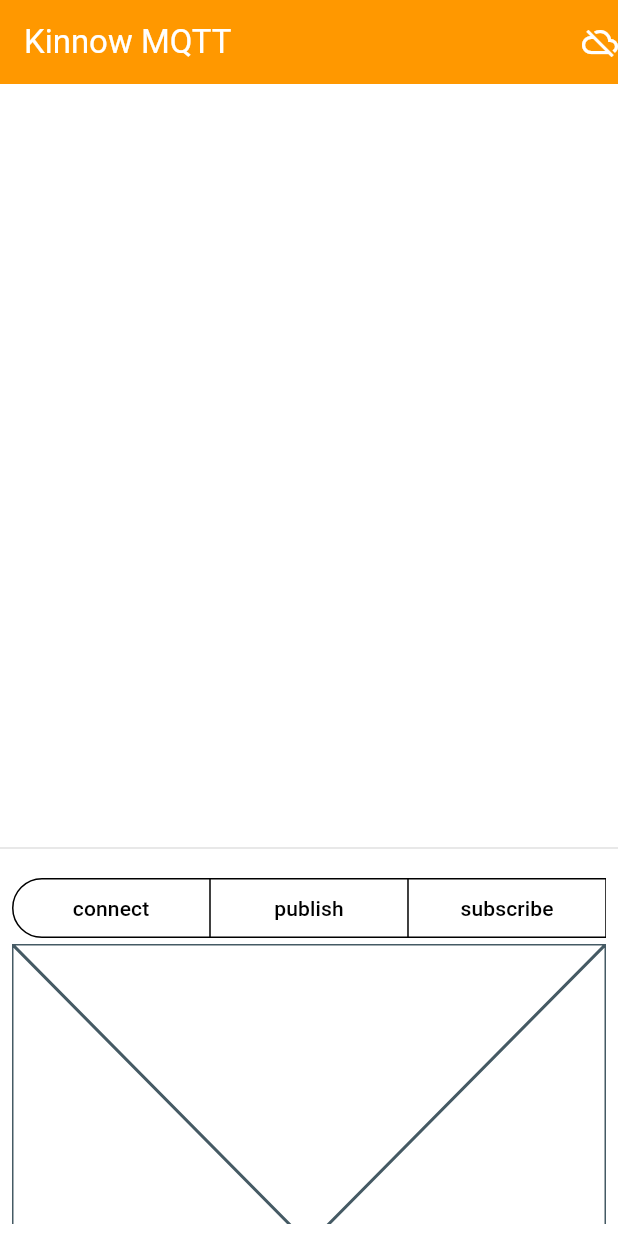
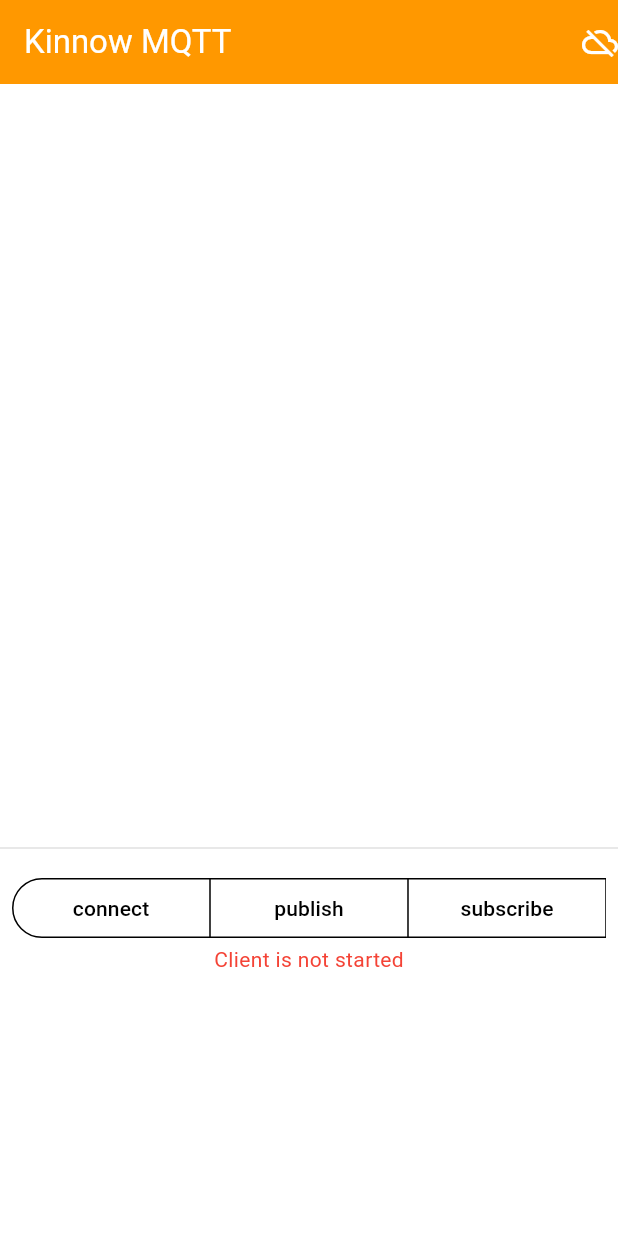
Before and after one commit to zain-noman/kinnow_mqtt, a Flutter app: the screen it shows after launch, after a tap on "publish", after a tap on "subscribe", after a tap on "unsubscribe", on a phone screen of 412 x 824 dp. Run offline on Flutter 3.47's test engine with Material 3 defaults, Android fonts, the phone set to English and light mode, and no system bars; our stand-ins replace hex; missing offline and left inert: crclib, mutex, protobuf.

Commit message:
unsubscribe action added

```diff
--- a/example/kinnow_mqtt_flutter_example/lib/mqtt_action_selector.dart
+++ b/example/kinnow_mqtt_flutter_example/lib/mqtt_action_selector.dart
@@ -4,6 +4,7 @@ import 'package:hex/hex.dart';
 import 'package:kinnow_mqtt_flutter_example/disconnect_action.dart';
 import 'package:kinnow_mqtt_flutter_example/publish_action.dart';
 import 'package:kinnow_mqtt_flutter_example/subscribe_action.dart';
+import 'package:kinnow_mqtt_flutter_example/unsubscribe_action.dart';
 
 import 'connect_action.dart';
 
@@ -69,7 +70,7 @@ class _ActionSelectorState extends State<ActionSelector> {
               SingleChildScrollView(child: ConnectActionMaker()),
               SingleChildScrollView(child: PublishAction()),
               SingleChildScrollView(child: SubscribeAction()),
-              SingleChildScrollView(child: Placeholder()),
+              SingleChildScrollView(child: UnsubscribeAction()),
               SingleChildScrollView(child: DisconnectAction()),
             ],
           ),
@@ -236,11 +237,12 @@ class EnumFormField<T extends Enum> extends StatelessWidget {
 
   @override
   Widget build(BuildContext context) {
-    final Map<String, T?> options;// = nameValueMap.cast<String, T?>();
+    final Map<String, T?> options; // = nameValueMap.cast<String, T?>();
     if (isRequired) {
       options = nameValueMap.cast<String, T?>();
     } else {
-      options = nameValueMap.map<String, T?>((key, value) => MapEntry(key, value))
+      options = nameValueMap
+          .map<String, T?>((key, value) => MapEntry(key, value))
         ..addEntries([const MapEntry("None", null)]);
     }
     return Row(children: [
--- /dev/null
+++ b/example/kinnow_mqtt_flutter_example/lib/unsubscribe_action.dart
@@ -0,0 +1,71 @@
+import 'package:flutter/material.dart';
+import 'package:kinnow_mqtt/kinnow_mqtt.dart';
+import 'package:kinnow_mqtt_flutter_example/mqtt_action_selector.dart';
+import 'package:kinnow_mqtt_flutter_example/mqtt_logs.dart';
+
+import 'logs_provider.dart';
+import 'mqtt_provider.dart';
+
+class UnsubscribeAction extends StatefulWidget {
+  const UnsubscribeAction({super.key});
+
+  @override
+  State<UnsubscribeAction> createState() => _UnsubscribeActionState();
+}
+
+class _UnsubscribeActionState extends State<UnsubscribeAction>
+    with AutomaticKeepAliveClientMixin {
+  final topics = <String?>[];
+  final _formKey = GlobalKey<FormState>();
+
+  void onUnsubscribePressed() {
+    if (_formKey.currentState!.validate() == false) {
+      return;
+    }
+    _formKey.currentState!.save();
+
+    final unsubPkt = UnsubscribePacket(topics.nonNulls.toList());
+
+    final unSubAckFut = MqttProvider.of(context).client!.unsubscribe(unsubPkt);
+    LogsProvider.of(context)
+        .addLog(UnsubscribeMqttEventLog(unsubPkt, unSubAckFut));
+  }
+
+  @override
+  Widget build(BuildContext context) {
+    super.build(context);
+    if (MqttProvider.of(context).client == null ||
+        MqttProvider.of(context).client!.isRunning() == false) {
+      return Center(
+        child: Text("Client is not started",
+            style: TextStyle(color: Theme.of(context).colorScheme.error)),
+      );
+    }
+    return Form(
+      key: _formKey,
+      child: Column(
+        children: [
+          ...topics.indexed.map((e) => StringNullableFormField(
+              "Topic ${e.$1}", true, (p0) => topics[e.$1] = p0)),
+          Row(
+            mainAxisAlignment: MainAxisAlignment.spaceEvenly,
+            children: [
+              FilledButton(
+                  onPressed: () => setState(() => topics.add(null)),
+                  child: const Icon(Icons.add)),
+              FilledButton(
+                  onPressed: () => setState(() => topics.removeLast()),
+                  child: const Icon(Icons.delete)),
+              FilledButton(
+                  onPressed: (topics.isEmpty) ? null : onUnsubscribePressed,
+                  child: const Text("Subscribe")),
+            ],
+          ),
+        ],
+      ),
+    );
+  }
+
+  @override
+  bool get wantKeepAlive => true;
+}
```
Also changed, not shown: example/kinnow_mqtt_flutter_example/lib/mqtt_logs.dart (+86 -7 lines).
